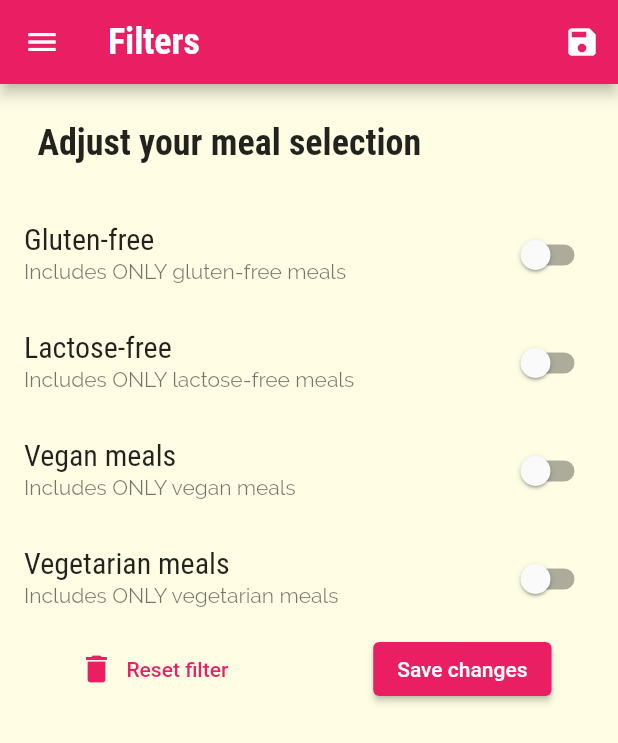
After one commit to vPokladLI/flutter_meal_app, a Flutter app: the FilterScreen screen opened by its route, on a phone screen of 412 x 824 dp. The commit adds this screen. Shown: the top 743 px of the screen. Run offline on Flutter 3.47's test engine with Material 2 defaults, Android fonts, the phone set to English and light mode, and no system bars.

Commit message:
add filters to drawer

```diff
--- a/lib/main.dart
+++ b/lib/main.dart
@@ -1,12 +1,56 @@
 import 'package:flutter/material.dart';
-import './constants/routes.dart';
+// import './constants/routes.dart';
+import './dummyData/dummy_data.dart';
+import './models/meal.dart';
+
+import '../pages/meals_list_screen.dart';
+import '../pages/category_screen.dart';
+import '../pages/meal_detailed_screen.dart';
+import '../pages/tabs_screen.dart';
+import '../pages/filters_screen.dart';
 
 void main() {
   runApp(MyApp());
 }
 
-class MyApp extends StatelessWidget {
+class MyApp extends StatefulWidget {
+  @override
+  State<MyApp> createState() => _MyAppState();
+}
+
+class _MyAppState extends State<MyApp> {
   // This widget is the root of your application.
+  Map<String, bool> _filters = {
+    'gluten': false,
+    'lactose': false,
+    'vegan': false,
+    'vegetarian': false
+  };
+  List<Meal> _availableMeals = DUMMY_MEALS;
+  void _setFilters(Map<String, bool> selectedFilters) {
+    setState(() {
+      _filters = selectedFilters;
+
+      _availableMeals = DUMMY_MEALS.where(
+        (Meal meal) {
+          if (_filters['gluten'] && !meal.isGlutenFree) {
+            return false;
+          }
+          if (_filters['lactose'] && !meal.isLactoseFree) {
+            return false;
+          }
+          if (_filters['vegan'] && !meal.isVegan) {
+            return false;
+          }
+          if (_filters['vegetarian'] && !meal.isVegetarian) {
+            return false;
+          }
+          return true;
+        },
+      ).toList();
+    });
+  }
+
   @override
   Widget build(BuildContext context) {
     return MaterialApp(
@@ -29,18 +73,14 @@ class MyApp extends StatelessWidget {
                   TextStyle(fontFamily: 'RobotoCondensed', fontSize: 20),
             ),
       ),
-      routes: appRoutes,
+      routes: {
+        TabsScreen.routeName: (context) => TabsScreen(),
+        MealsListScreen.routeName: (context) =>
+            MealsListScreen(_availableMeals, _filters),
+        CategoryScreen.routeName: (context) => CategoryScreen(),
+        MealDetailedScreen.routeName: (context) => MealDetailedScreen(),
+        FilterScreen.routName: (context) => FilterScreen(_setFilters, _filters),
+      },
     );
   }
 }
-
-class MyHomePage extends StatelessWidget {
-  const MyHomePage({Key key}) : super(key: key);
-
-  @override
-  Widget build(BuildContext context) {
-    return Center(
-      child: Text('Test text'),
-    );
-  }
-}
--- /dev/null
+++ b/lib/pages/filters_screen.dart
@@ -0,0 +1,128 @@
+import 'package:flutter/material.dart';
+
+import '../widgets/main_drawer.dart';
+
+class FilterScreen extends StatefulWidget {
+  static String routName = '/filters';
+  final Function saveFilters;
+  final Map<String, bool> intiFilters;
+  const FilterScreen(this.saveFilters, this.intiFilters);
+
+  @override
+  State<FilterScreen> createState() => _FilterScreenState();
+}
+
+class _FilterScreenState extends State<FilterScreen> {
+  var _isGlutenFree = false;
+  var _isLactoseFree = false;
+  var _isVegan = false;
+  var _isVegetarian = false;
+
+  void saveSelectedFilters() {
+    final selectedFilters = {
+      'gluten': _isGlutenFree,
+      'lactose': _isLactoseFree,
+      'vegan': _isVegan,
+      'vegetarian': _isVegetarian
+    };
+
+    widget.saveFilters(selectedFilters);
+    Navigator.of(context).pushReplacementNamed('/');
+  }
+
+  @override
+  void initState() {
+    _isGlutenFree = widget.intiFilters['gluten'];
+    _isLactoseFree = widget.intiFilters['lactose'];
+    _isVegan = widget.intiFilters['vegan'];
+    _isVegetarian = widget.intiFilters['vegetarian'];
+    super.initState();
+  }
+
+  @override
+  Widget build(BuildContext context) {
+    return Scaffold(
+        appBar: AppBar(
+          title: Text('Filters'),
+          actions: [
+            IconButton(onPressed: saveSelectedFilters, icon: Icon(Icons.save))
+          ],
+        ),
+        drawer: MainDrawer(),
+        body: Column(
+          children: [
+            Container(
+              width: double.infinity,
+              padding: EdgeInsets.all(25),
+              child: Text('Adjust your meal selection',
+                  style: Theme.of(context).textTheme.titleLarge),
+            ),
+            Expanded(
+              child: ListView(
+                children: [
+                  SwitchListTile.adaptive(
+                    title: Text('Gluten-free'),
+                    subtitle: Text('Includes ONLY gluten-free meals'),
+                    value: _isGlutenFree,
+                    onChanged: (newValue) {
+                      setState(() {
+                        _isGlutenFree = newValue;
+                      });
+                    },
+                  ),
+                  SwitchListTile.adaptive(
+                    title: Text('Lactose-free'),
+                    subtitle: Text('Includes ONLY lactose-free meals'),
+                    value: _isLactoseFree,
+                    onChanged: (newValue) {
+                      setState(() {
+                        _isLactoseFree = newValue;
+                      });
+                    },
+                  ),
+                  SwitchListTile.adaptive(
+                    title: Text('Vegan meals'),
+                    subtitle: Text('Includes ONLY vegan meals'),
+                    value: _isVegan,
+                    onChanged: (newValue) {
+                      setState(() {
+                        _isVegan = newValue;
+                      });
+                    },
+                  ),
+                  SwitchListTile.adaptive(
+                    title: Text('Vegetarian meals'),
+                    subtitle: Text('Includes ONLY vegetarian meals'),
+                    value: _isVegetarian,
+                    onChanged: (newValue) {
+                      setState(() {
+                        _isVegetarian = newValue;
+                      });
+                    },
+                  ),
+                  Row(
+                    mainAxisAlignment: MainAxisAlignment.spaceAround,
+                    children: [
+                      TextButton.icon(
+                          onPressed: () {
+                            setState(() {
+                              _isGlutenFree = false;
+                              _isLactoseFree = false;
+                              _isVegan = false;
+                              _isVegetarian = false;
+                            });
+                          },
+                          icon: Icon(Icons.delete),
+                          label: Text('Reset filter')),
+                      ElevatedButton(
+                          onPressed: saveSelectedFilters,
+                          child: Text('Save changes'))
+                    ],
+                  )
+                ],
+              ),
+            )
+          ],
+        ));
+  }
+}
--- a/lib/pages/meal_detailed_screen.dart
+++ b/lib/pages/meal_detailed_screen.dart
@@ -1,4 +1,5 @@
 import 'package:flutter/material.dart';
+import 'package:flutter_meal_app/widgets/main_drawer.dart';
 import '../models/meal.dart';
 import '../dummyData/dummy_data.dart';
 
--- a/lib/pages/tabs_screen.dart
+++ b/lib/pages/tabs_screen.dart
@@ -7,7 +7,6 @@ import '../widgets/main_drawer.dart';
 
 class TabsScreen extends StatefulWidget {
   static String routeName = '/';
-  const TabsScreen({Key key}) : super(key: key);
 
   @override
   State<TabsScreen> createState() => _TabsScreenState();
--- a/lib/widgets/main_drawer.dart
+++ b/lib/widgets/main_drawer.dart
@@ -1,7 +1,6 @@
 import 'package:flutter/material.dart';
-import 'package:flutter/src/foundation/key.dart';
-import 'package:flutter/src/widgets/container.dart';
-import 'package:flutter/src/widgets/framework.dart';
+
+import '../pages/filters_screen.dart';
 
 class MainDrawer extends StatelessWidget {
   const MainDrawer({Key key}) : super(key: key);
@@ -43,9 +42,17 @@ class MainDrawer extends StatelessWidget {
         ),
         SizedBox(height: 30),
         buildListTile(
-            icon: Icons.restaurant_menu, title: 'Meals', onTap: () {}),
+            icon: Icons.restaurant_menu,
+            title: 'Meals',
+            onTap: () {
+              Navigator.of(context).pushReplacementNamed('/');
+            }),
         buildListTile(
-            icon: Icons.filter_alt_outlined, title: 'Filters', onTap: () {}),
+            icon: Icons.filter_alt_outlined,
+            title: 'Filters',
+            onTap: () {
+              Navigator.of(context).pushReplacementNamed(FilterScreen.routName);
+            }),
       ]),
     );
   }
```
Also changed, not shown: lib/constants/routes.dart (deleted, +0 -13 lines), lib/pages/meals_list_screen.dart (+50 -10 lines).
